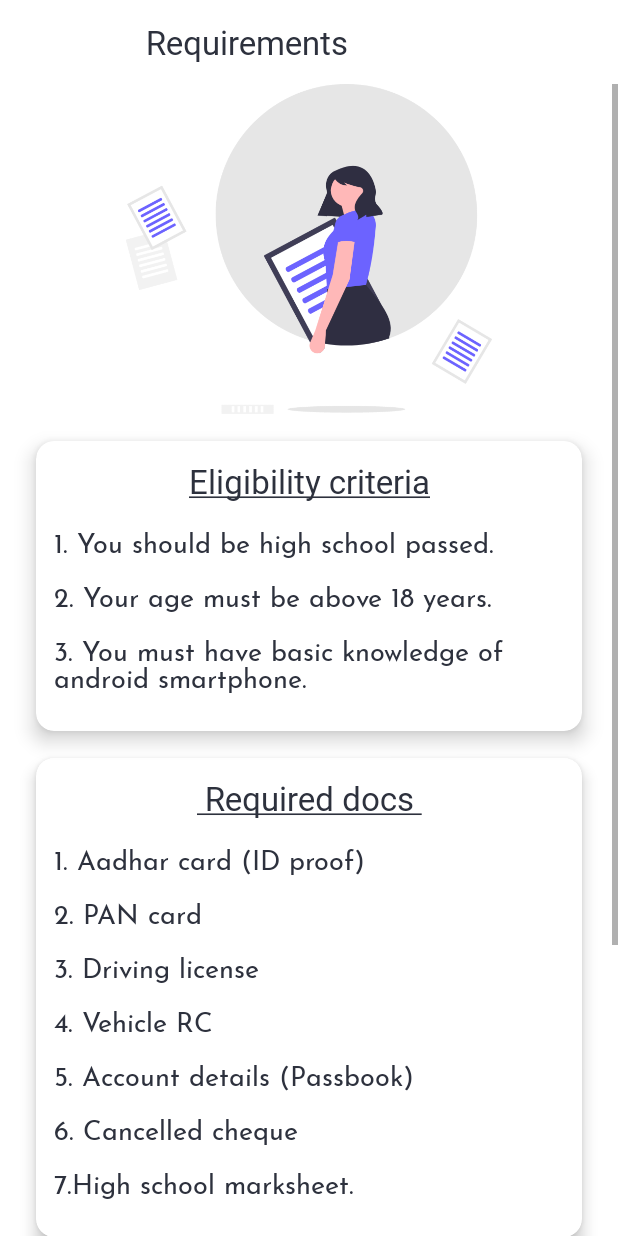
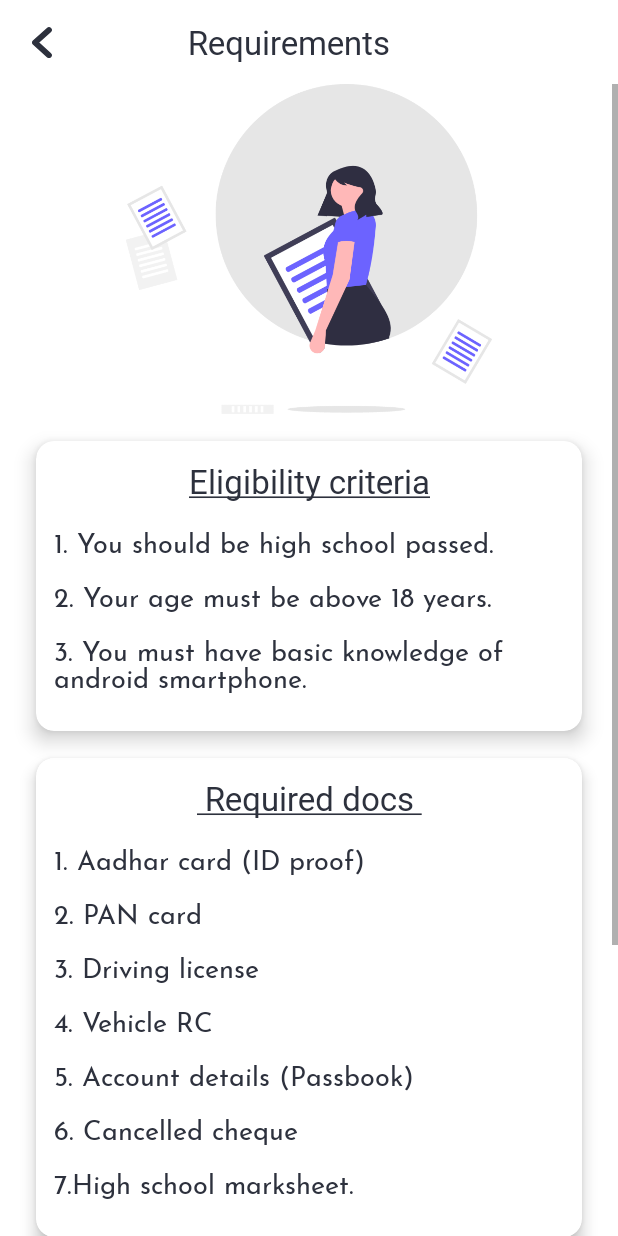
Before and after one commit to tapanyadav/GrocyDelivery, an Android app: the RequiredDocsActivity screen opened directly, with no data from a screen before it, on a phone screen of 412 x 824 dp. Run offline under Robolectric (Android 15) with nearby library versions, the phone set to English and light mode, and no system bars; 1 statement that could not run was skipped.

Commit message:
Under review activity is added and some minor ui  changes...

```diff
--- a/app/src/main/java/com/tapan/grocydelivery/activities/BaseActivity.java
+++ b/app/src/main/java/com/tapan/grocydelivery/activities/BaseActivity.java
@@ -48,7 +48,7 @@ public abstract class BaseActivity extends AppCompatActivity {
 //        if (toolbarCheck) {
 //            toolbar.setNavigationIcon(R.drawable.icon_menu);
 //        } else {
-        toolbar.setNavigationIcon(R.drawable.icon_back_new);
+        toolbar.setNavigationIcon(R.drawable.ic_icon_back);
 //        }
         toolbar.setNavigationOnClickListener(v -> {
                     onBackPressed();
--- a/app/src/main/java/com/tapan/grocydelivery/activities/RequiredDocsActivity.java
+++ b/app/src/main/java/com/tapan/grocydelivery/activities/RequiredDocsActivity.java
@@ -14,5 +14,6 @@ public class RequiredDocsActivity extends BaseActivity {
     @Override
     protected void onCreate(Bundle savedInstanceState) {
         super.onCreate(savedInstanceState);
+        setToolbar(R.id.req_docs_toolbar);
     }
 }
--- a/app/src/main/java/com/tapan/grocydelivery/activities/WelcomeActivity.java
+++ b/app/src/main/java/com/tapan/grocydelivery/activities/WelcomeActivity.java
@@ -23,13 +23,13 @@ public class WelcomeActivity extends BaseActivity {
         btnSignUp = findViewById(R.id.btnSignup);
 
         btnLogin.setOnClickListener(v -> {
-            Intent intent = new Intent(WelcomeActivity.this, LoginActivity.class);
+            Intent intent = new Intent(WelcomeActivity.this, UnderReviewActivity.class);
             startActivity(intent);
         });
 
 
         btnSignUp.setOnClickListener(v -> {
-            Intent intent = new Intent(WelcomeActivity.this, RegisterActivity.class);
+            Intent intent = new Intent(WelcomeActivity.this, RequiredDocsActivity.class);
             startActivity(intent);
         });
     }
--- /dev/null
+++ b/app/src/main/res/drawable/ic_icon_back.xml
@@ -0,0 +1,13 @@
+<vector xmlns:android="http://schemas.android.com/apk/res/android"
+    android:width="13.503dp"
+    android:height="20.736dp"
+    android:viewportWidth="14.503"
+    android:viewportHeight="22.736">
+  <path
+      android:fillColor="@color/textColor"
+      android:pathData="M4.57,11.423l8.937,-8.174a1.448,1.448 0,0 0,0 -2.182,1.808 1.808,0 0,0 -2.391,0L0.991,10.33a1.449,1.449 0,0 0,-0.049 2.13L11.109,21.786a1.811,1.811 0,0 0,2.391 0,1.448 1.448,0 0,0 0,-2.182Z"
+      android:strokeWidth="1"
+      android:strokeColor="@color/textColor"
+      android:strokeLineCap="round"
+      android:strokeLineJoin="round" />
+</vector>
--- a/app/src/main/res/layout/activity_required_docs.xml
+++ b/app/src/main/res/layout/activity_required_docs.xml
@@ -186,6 +186,7 @@
                 android:layout_marginEnd="28dp"
                 android:layout_marginBottom="20dp"
                 android:text="@string/required_agree"
+                android:textColor="@color/textColor"
                 android:textAllCaps="false"
                 android:textSize="16sp"
                 app:cornerRadius="8dp" />
--- a/app/src/main/res/layout/activity_under_review.xml
+++ b/app/src/main/res/layout/activity_under_review.xml
@@ -51,6 +51,8 @@
             android:id="@+id/image_header"
             android:layout_width="match_parent"
             android:layout_height="220dp"
+            android:layout_marginStart="18dp"
+            android:layout_marginEnd="18dp"
             android:src="@drawable/under_verification"
             app:layout_constraintEnd_toEndOf="parent"
             app:layout_constraintStart_toStartOf="parent"
@@ -157,12 +159,11 @@
             android:layout_marginStart="16dp"
             android:layout_marginTop="16dp"
             android:layout_marginEnd="16dp"
-            android:layout_marginBottom="32dp"
+            android:layout_marginBottom="18dp"
             android:background="@drawable/round_corner"
             android:clickable="true"
             android:focusable="true"
             android:orientation="horizontal"
-            app:layout_constraintBottom_toBottomOf="parent"
             app:layout_constraintEnd_toEndOf="parent"
             app:layout_constraintStart_toStartOf="parent"
             app:layout_constraintTop_toBottomOf="@+id/linear_incentive_rules">
```
Also changed, not shown: app/src/main/res/drawable/ic_icon_menu.xml (added, +15 -0 lines), app/src/main/res/drawable-hdpi/icon_back_new.png (deleted), app/src/main/res/drawable-ldpi/icon_back_new.png (deleted), app/src/main/res/drawable-mdpi/icon_back_new.png (deleted), app/src/main/res/drawable-night/icon_back_new.png (deleted), app/src/main/res/drawable-night/icon_menu.png (deleted), app/src/main/res/drawable-xhdpi/icon_back_new.png (deleted), app/src/main/res/drawable-xxhdpi/icon_back_new.png (deleted), app/src/main/res/drawable-xxxhdpi/icon_back_new.png (deleted), app/src/main/res/drawable/icon_menu.png (deleted).
